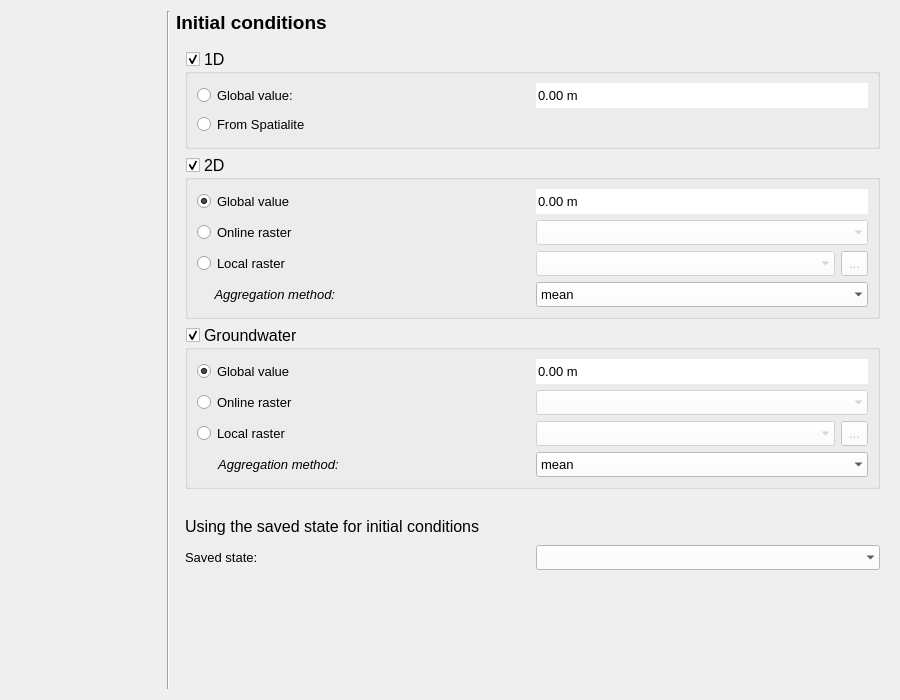
Before: the Qt Designer form threedi_models_and_simulations/ui/simulation_wizard/page_initial_conditions.ui in nens/threedi-api-qgis-client, drawn with Qt 5.
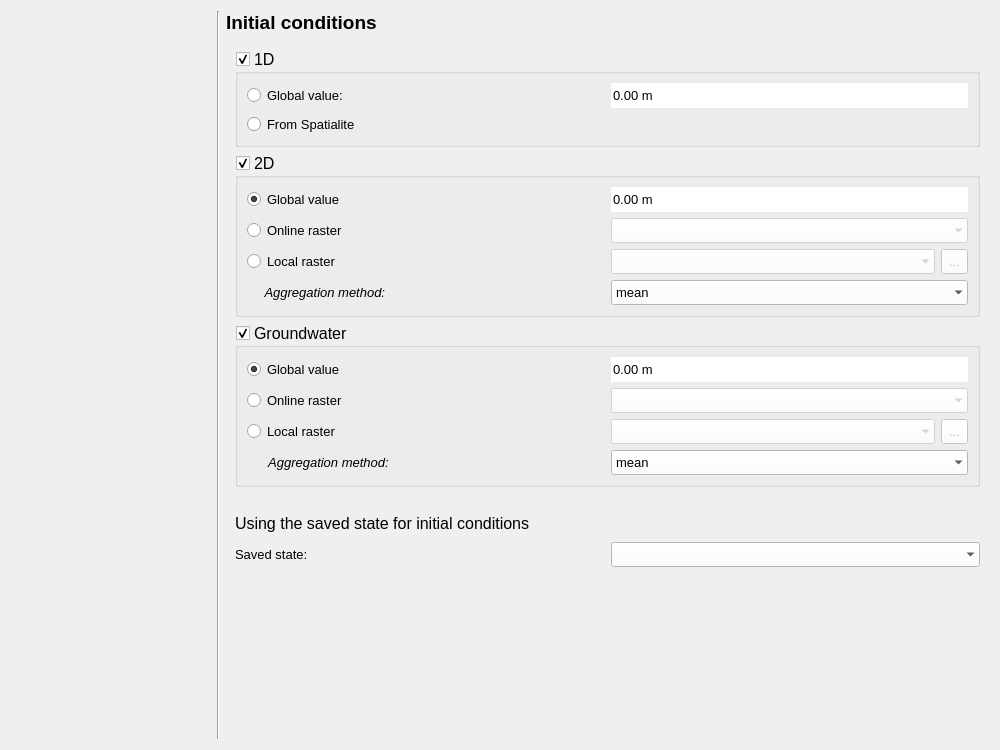
After: the same form once the commit is applied. Custom widgets are drawn as their Qt base class.

What changed in the file:
```diff
--- a/threedi_models_and_simulations/ui/simulation_wizard/page_initial_conditions.ui
+++ b/threedi_models_and_simulations/ui/simulation_wizard/page_initial_conditions.ui
@@ -6,14 +6,14 @@
    <rect>
     <x>0</x>
     <y>0</y>
-    <width>900</width>
-    <height>700</height>
+    <width>1000</width>
+    <height>750</height>
    </rect>
   </property>
   <property name="minimumSize">
    <size>
-    <width>720</width>
-    <height>600</height>
+    <width>0</width>
+    <height>0</height>
    </size>
   </property>
   <property name="palette">
@@ -66,17 +66,23 @@
     <widget class="QWidget" name="default_init_widget" native="true">
      <property name="minimumSize">
       <size>
-       <width>700</width>
+       <width>0</width>
        <height>0</height>
       </size>
      </property>
      <layout class="QGridLayout" name="gridLayout_4">
       <item row="2" column="0" colspan="2">
        <widget class="QGroupBox" name="gb_2d">
+        <property name="sizePolicy">
+         <sizepolicy hsizetype="Expanding" vsizetype="Preferred">
+          <horstretch>0</horstretch>
+          <verstretch>0</verstretch>
+         </sizepolicy>
+        </property>
         <property name="minimumSize">
          <size>
-          <width>680</width>
-          <height>160</height>
+          <width>0</width>
+          <height>0</height>
          </size>
         </property>
         <property name="font">
@@ -327,10 +333,16 @@
       </item>
       <item row="3" column="0" colspan="2">
        <widget class="QGroupBox" name="gb_groundwater">
+        <property name="sizePolicy">
+         <sizepolicy hsizetype="Expanding" vsizetype="Preferred">
+          <horstretch>0</horstretch>
+          <verstretch>0</verstretch>
+         </sizepolicy>
+        </property>
         <property name="minimumSize">
          <size>
-          <width>680</width>
-          <height>160</height>
+          <width>0</width>
+          <height>0</height>
          </size>
         </property>
         <property name="font">
@@ -585,10 +597,16 @@
       </item>
       <item row="0" column="0" colspan="2">
        <widget class="QGroupBox" name="gb_1d">
+        <property name="sizePolicy">
+         <sizepolicy hsizetype="Expanding" vsizetype="Preferred">
+          <horstretch>0</horstretch>
+          <verstretch>0</verstretch>
+         </sizepolicy>
+        </property>
         <property name="minimumSize">
          <size>
           <width>0</width>
-          <height>100</height>
+          <height>0</height>
          </size>
         </property>
         <property name="font">
@@ -684,46 +702,35 @@
    </item>
    <item row="2" column="2" colspan="3">
     <widget class="QWidget" name="load_conditions_widget" native="true">
+     <property name="sizePolicy">
+      <sizepolicy hsizetype="Expanding" vsizetype="Preferred">
+       <horstretch>0</horstretch>
+       <verstretch>0</verstretch>
+      </sizepolicy>
+     </property>
      <property name="minimumSize">
       <size>
-       <width>700</width>
-       <height>75</height>
+       <width>0</width>
+       <height>0</height>
       </size>
      </property>
      <layout class="QGridLayout" name="gridLayout_5">
-      <item row="1" column="1">
-       <widget class="QComboBox" name="cb_saved_states">
-        <property name="minimumSize">
-         <size>
-          <width>300</width>
-          <height>25</height>
-         </size>
+      <item row="1" column="0">
+       <layout class="QGridLayout" name="gridLayout_6">
+        <property name="bottomMargin">
+         <number>0</number>
         </property>
-        <property name="maximumSize">
-         <size>
-          <width>16777215</width>
-          <height>16777215</height>
-         </size>
-        </property>
-        <property name="font">
-         <font>
-          <family>Segoe UI</family>
-          <pointsize>10</pointsize>
-         </font>
-        </property>
-        <property name="styleSheet">
-         <string notr="true">QComboBox {background-color:white; selection-background-color: lightgray;}</string>
-        </property>
-        <property name="frame">
-         <bool>false</bool>
-        </property>
-       </widget>
-      </item>
       <item row="0" column="0">
        <widget class="QLabel" name="label_7">
+          <property name="sizePolicy">
+           <sizepolicy hsizetype="MinimumExpanding" vsizetype="Preferred">
+            <horstretch>0</horstretch>
+            <verstretch>0</verstretch>
+           </sizepolicy>
+          </property>
         <property name="minimumSize">
          <size>
-          <width>300</width>
+            <width>0</width>
           <height>25</height>
          </size>
         </property>
@@ -749,7 +756,7 @@
        <widget class="QLabel" name="label_8">
         <property name="minimumSize">
          <size>
-          <width>300</width>
+            <width>0</width>
           <height>25</height>
          </size>
         </property>
@@ -770,6 +777,42 @@
         </property>
        </widget>
       </item>
+        <item row="1" column="1">
+         <widget class="QComboBox" name="cb_saved_states">
+          <property name="sizePolicy">
+           <sizepolicy hsizetype="Expanding" vsizetype="Fixed">
+            <horstretch>0</horstretch>
+            <verstretch>0</verstretch>
+           </sizepolicy>
+          </property>
+          <property name="minimumSize">
+           <size>
+            <width>0</width>
+            <height>25</height>
+           </size>
+          </property>
+          <property name="maximumSize">
+           <size>
+            <width>16777215</width>
+            <height>16777215</height>
+           </size>
+          </property>
+          <property name="font">
+           <font>
+            <family>Segoe UI</family>
+            <pointsize>10</pointsize>
+           </font>
+          </property>
+          <property name="styleSheet">
+           <string notr="true">QComboBox {background-color:white; selection-background-color: lightgray;}</string>
+          </property>
+          <property name="frame">
+           <bool>false</bool>
+          </property>
+         </widget>
+        </item>
+       </layout>
+      </item>
      </layout>
     </widget>
    </item>
@@ -799,13 +842,13 @@
      </property>
      <property name="minimumSize">
       <size>
-       <width>150</width>
+       <width>200</width>
        <height>0</height>
       </size>
      </property>
      <property name="maximumSize">
       <size>
-       <width>150</width>
+       <width>200</width>
        <height>16777215</height>
       </size>
      </property>
```
Lines whose indentation alone changed are shown as unchanged.
